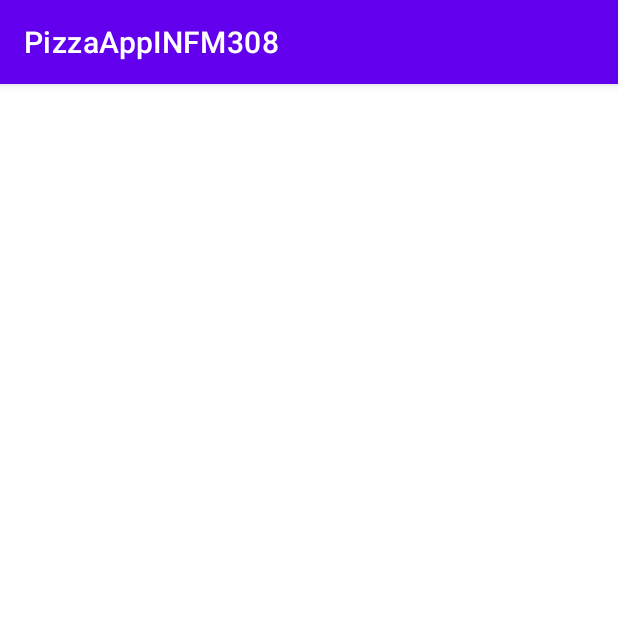
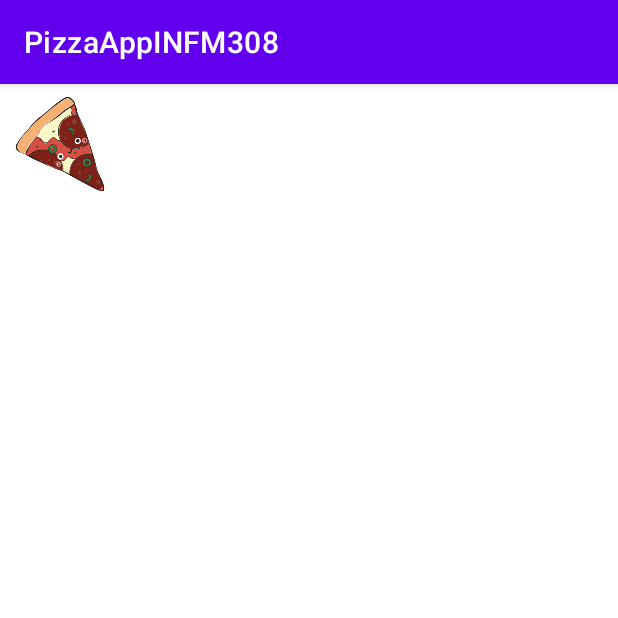
Before and after one commit to aleksgeyman/pizza-app, an Android app: the PizzaOrderActivity screen opened directly, with no data from a screen before it, on a phone screen of 412 x 824 dp, the top half of it. Run offline under Robolectric (Android 15) with nearby library versions, the phone set to English and light mode, and no system bars.

Commit message:
Added logic to pass selected pizza to pizza order screen.

```diff
--- a/app/src/main/java/com/example/f102258/pizzaOrder/PizzaOrderActivity.kt
+++ b/app/src/main/java/com/example/f102258/pizzaOrder/PizzaOrderActivity.kt
@@ -3,11 +3,29 @@ package com.example.f102258.pizzaOrder
 import androidx.appcompat.app.AppCompatActivity
 import android.os.Bundle
 import android.widget.TextView
+import androidx.activity.viewModels
 import com.example.f102258.R
+import com.example.f102258.pizzasList.PizzasListViewModel
+import com.example.f102258.pizzasList.PizzasListViewModelFactory
 
 class PizzaOrderActivity : AppCompatActivity() {
+
+    private val viewModel by viewModels<PizzaOrderViewModel> {
+        PizzaOrderViewModelFactory(this)
+    }
+
     override fun onCreate(savedInstanceState: Bundle?) {
         super.onCreate(savedInstanceState)
         setContentView(R.layout.activity_pizza_order)
+         val pizzaNameTextView: TextView = findViewById(R.id.pizza_name)
+         val pizzaDescriptionTextView: TextView = findViewById(R.id.pizza_description)
+         val pizzaPriceTextView: TextView = findViewById(R.id.pizza_price)
+        val currentPizzaId = intent.extras?.getInt(R.string.pizza_id.toString())
+        currentPizzaId?.let {
+           val currentPizza = viewModel.getPizza(it)
+            pizzaNameTextView.text = currentPizza?.name
+            pizzaDescriptionTextView.text = currentPizza?.description
+            pizzaPriceTextView.text = currentPizza?.price.toString()
+        }
     }
 }
--- a/app/src/main/java/com/example/f102258/pizzaOrder/PizzaOrderViewModel.java
+++ /dev/null
@@ -1,4 +0,0 @@
-package com.example.f102258.pizzaOrder;
-
-public class PizzaOrderViewModel {
-}
--- a/app/src/main/java/com/example/f102258/pizzasList/PizzasListActivity.kt
+++ b/app/src/main/java/com/example/f102258/pizzasList/PizzasListActivity.kt
@@ -31,6 +31,7 @@ class PizzasListActivity : AppCompatActivity() {
 
     private fun pizzaOnTap(pizza: Pizza) {
         val intent = Intent(this, PizzaOrderActivity::class.java)
+        intent.putExtra(R.string.pizza_id.toString(), pizza.id)
         startActivity(intent)
     }
 }
--- a/app/src/main/java/com/example/f102258/pizzasList/PizzasListViewModel.kt
+++ b/app/src/main/java/com/example/f102258/pizzasList/PizzasListViewModel.kt
@@ -1,14 +1,11 @@
 package com.example.f102258.pizzasList
 
 import android.content.Context
-import androidx.lifecycle.LiveData
-import androidx.lifecycle.MutableLiveData
 import androidx.lifecycle.ViewModel
 import androidx.lifecycle.ViewModelProvider
-import com.example.f102258.data.Pizza
 import com.example.f102258.data.PizzasRepository
 
-class PizzasListViewModel(val pizzasRepository: PizzasRepository): ViewModel() {
+class PizzasListViewModel(private val pizzasRepository: PizzasRepository): ViewModel() {
     var pizzas = pizzasRepository.getPizzas()
 }
 
--- a/app/src/main/res/layout/activity_pizza_order.xml
+++ b/app/src/main/res/layout/activity_pizza_order.xml
@@ -6,10 +6,11 @@
     android:layout_height="match_parent"
     android:orientation="vertical"
     tools:context=".pizzaOrder.PizzaOrderActivity">
+    <include layout="@layout/pizza_item"/>
     <fragment
         android:id="@+id/titleFragment"
         android:name="com.example.f102258.fragments.OrderInformationFragment"
-        android:layout_width="match_parent"
-        android:layout_height="match_parent"
+        android:layout_width="wrap_content"
+        android:layout_height="wrap_content"
         />
 </LinearLayout>
--- a/app/src/main/res/values/strings.xml
+++ b/app/src/main/res/values/strings.xml
@@ -3,4 +3,5 @@
     <!-- TODO: Remove or change this placeholder text -->
     <string name="hello_blank_fragment">Hello blank fragment</string>
     <string name="pizza_banner_title">Most Delicious Italian Pizza</string>
+    <string name="pizza_id">pizzaId</string>
 </resources>
```
Also changed, not shown: app/src/main/java/com/example/f102258/data/PizzasRepository.kt (+15 -2 lines), app/src/main/java/com/example/f102258/pizzaOrder/PizzaOrderViewModel.kt (added, +20 -0 lines).
